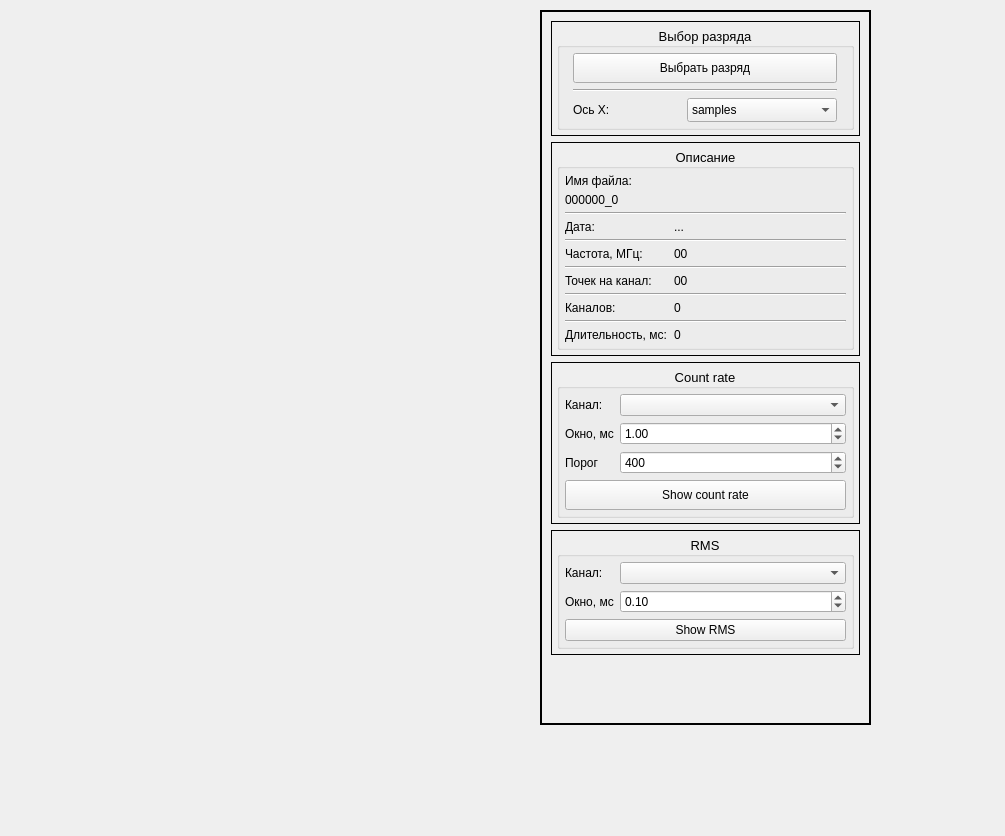
Old version of the form ui/PLOTTER/PlotterUIDesign.ui in the repository AVSidorov/FT2SXR.
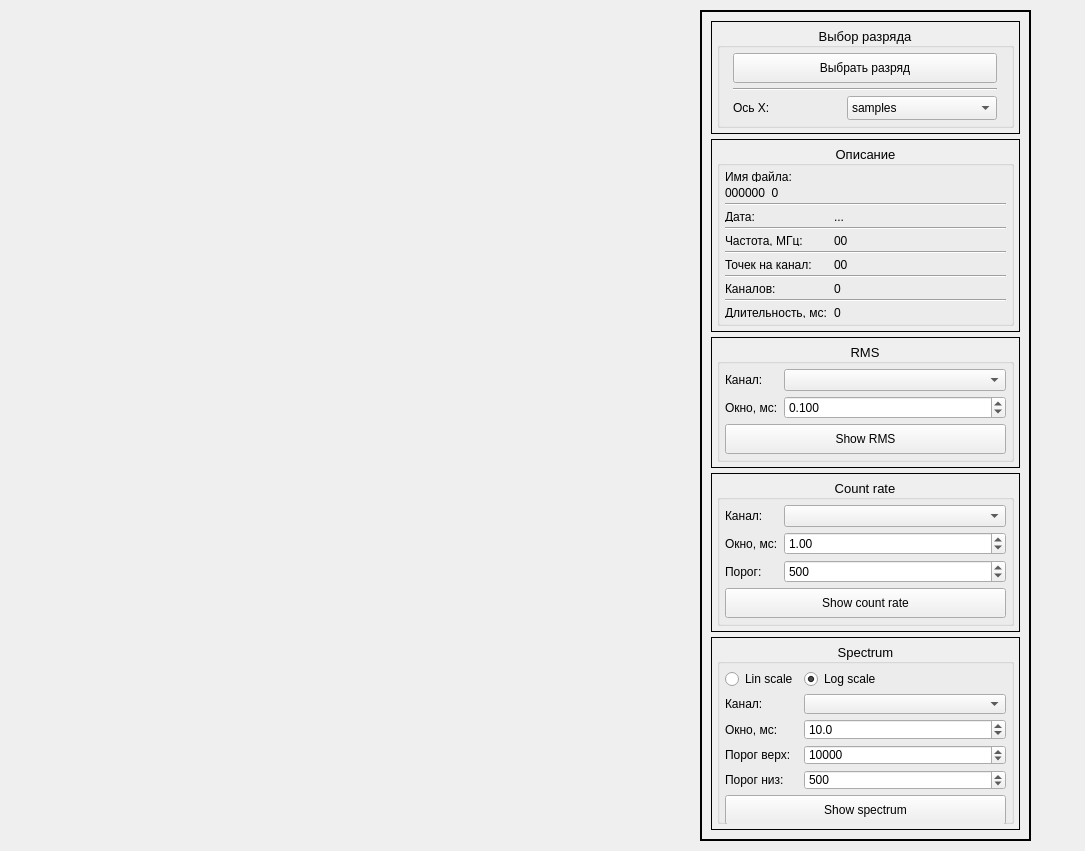
New version of the form. Icons and pictures are not drawn.

Commit message: Plotter now can plot spectrum

```diff
--- a/ui/PLOTTER/PlotterUIDesign.ui
+++ b/ui/PLOTTER/PlotterUIDesign.ui
@@ -6,8 +6,8 @@
    <rect>
     <x>0</x>
     <y>0</y>
-    <width>1005</width>
-    <height>836</height>
+    <width>1085</width>
+    <height>851</height>
    </rect>
   </property>
   <property name="sizePolicy">
@@ -28,10 +28,10 @@
   <widget class="QFrame" name="shot_groupBox">
    <property name="geometry">
     <rect>
-     <x>540</x>
+     <x>700</x>
      <y>10</y>
      <width>331</width>
-     <height>715</height>
+     <height>831</height>
     </rect>
    </property>
    <property name="sizePolicy">
@@ -50,6 +50,9 @@
     <number>2</number>
    </property>
    <layout class="QVBoxLayout" name="verticalLayout">
+    <property name="spacing">
+     <number>5</number>
+    </property>
     <item>
      <widget class="QFrame" name="frame_5">
       <property name="frameShape">
@@ -100,6 +103,9 @@
           <property name="bottomMargin">
            <number>5</number>
           </property>
+          <property name="verticalSpacing">
+           <number>5</number>
+          </property>
           <item row="0" column="0" colspan="2">
            <widget class="QPushButton" name="select_shot_pushButton">
             <property name="sizePolicy">
@@ -469,6 +475,154 @@
       </layout>
      </widget>
     </item>
+    <item>
+     <widget class="QFrame" name="frame_2">
+      <property name="frameShape">
+       <enum>QFrame::Box</enum>
+      </property>
+      <property name="frameShadow">
+       <enum>QFrame::Plain</enum>
+      </property>
+      <layout class="QVBoxLayout" name="verticalLayout_5">
+       <property name="leftMargin">
+        <number>5</number>
+       </property>
+       <property name="topMargin">
+        <number>5</number>
+       </property>
+       <property name="rightMargin">
+        <number>5</number>
+       </property>
+       <property name="bottomMargin">
+        <number>5</number>
+       </property>
+       <item>
+        <widget class="QGroupBox" name="groupBox_4">
+         <property name="font">
+          <font>
+           <pointsize>10</pointsize>
+          </font>
+         </property>
+         <property name="title">
+          <string>RMS</string>
+         </property>
+         <property name="alignment">
+          <set>Qt::AlignCenter</set>
+         </property>
+         <property name="flat">
+          <bool>true</bool>
+         </property>
+         <layout class="QGridLayout" name="gridLayout_4">
+          <property name="leftMargin">
+           <number>5</number>
+          </property>
+          <property name="topMargin">
+           <number>5</number>
+          </property>
+          <property name="rightMargin">
+           <number>5</number>
+          </property>
+          <property name="bottomMargin">
+           <number>5</number>
+          </property>
+          <property name="verticalSpacing">
+           <number>5</number>
+          </property>
+          <item row="0" column="0">
+           <widget class="QLabel" name="rms_label">
+            <property name="sizePolicy">
+             <sizepolicy hsizetype="Fixed" vsizetype="Preferred">
+              <horstretch>0</horstretch>
+              <verstretch>0</verstretch>
+             </sizepolicy>
+            </property>
+            <property name="font">
+             <font>
+              <pointsize>9</pointsize>
+             </font>
+            </property>
+            <property name="text">
+             <string>Канал:</string>
+            </property>
+           </widget>
+          </item>
+          <item row="0" column="1">
+           <widget class="QComboBox" name="rms_comboBox">
+            <property name="font">
+             <font>
+              <pointsize>9</pointsize>
+             </font>
+            </property>
+           </widget>
+          </item>
+          <item row="1" column="0">
+           <widget class="QLabel" name="rms_window_label">
+            <property name="font">
+             <font>
+              <pointsize>9</pointsize>
+             </font>
+            </property>
+            <property name="text">
+             <string>Окно, мс:</string>
+            </property>
+           </widget>
+          </item>
+          <item row="1" column="1">
+           <widget class="QDoubleSpinBox" name="rms_window_doubleSpinBox">
+            <property name="font">
+             <font>
+              <pointsize>9</pointsize>
+             </font>
+            </property>
+            <property name="decimals">
+             <number>3</number>
+            </property>
+            <property name="minimum">
+             <double>0.010000000000000</double>
+            </property>
+            <property name="singleStep">
+             <double>0.100000000000000</double>
+            </property>
+            <property name="value">
+             <double>0.100000000000000</double>
+            </property>
+           </widget>
+          </item>
+          <item row="2" column="0" colspan="2">
+           <widget class="QPushButton" name="rms_pushButton">
+            <property name="minimumSize">
+             <size>
+              <width>0</width>
+              <height>30</height>
+             </size>
+            </property>
+            <property name="font">
+             <font>
+              <pointsize>9</pointsize>
+             </font>
+            </property>
+            <property name="text">
+             <string>Show RMS</string>
+            </property>
+            <property name="icon">
+             <iconset>
+              <normalon>../../style/icons/icons8-graph-48.png</normalon>
+             </iconset>
+            </property>
+            <property name="iconSize">
+             <size>
+              <width>25</width>
+              <height>25</height>
+             </size>
+            </property>
+           </widget>
+          </item>
+         </layout>
+        </widget>
+       </item>
+      </layout>
+     </widget>
+    </item>
     <item>
      <widget class="QFrame" name="frame_3">
       <property name="frameShape">
@@ -519,6 +673,9 @@
           <property name="bottomMargin">
            <number>5</number>
           </property>
+          <property name="verticalSpacing">
+           <number>5</number>
+          </property>
           <item row="0" column="0">
            <widget class="QLabel" name="count_rate_label">
             <property name="sizePolicy">
@@ -554,7 +711,7 @@
              </font>
             </property>
             <property name="text">
-             <string>Окно, мс</string>
+             <string>Окно, мс:</string>
             </property>
            </widget>
           </item>
@@ -584,7 +741,7 @@
              </font>
             </property>
             <property name="text">
-             <string>Порог</string>
+             <string>Порог:</string>
             </property>
            </widget>
           </item>
@@ -602,7 +759,7 @@
              <number>100000</number>
             </property>
             <property name="value">
-             <number>400</number>
+             <number>500</number>
             </property>
             <property name="displayIntegerBase">
              <number>10</number>
@@ -645,14 +802,14 @@
      </widget>
     </item>
     <item>
-     <widget class="QFrame" name="frame_2">
+     <widget class="QFrame" name="frame">
       <property name="frameShape">
        <enum>QFrame::Box</enum>
       </property>
       <property name="frameShadow">
        <enum>QFrame::Plain</enum>
       </property>
-      <layout class="QVBoxLayout" name="verticalLayout_5">
+      <layout class="QVBoxLayout" name="verticalLayout_6">
        <property name="leftMargin">
         <number>5</number>
        </property>
@@ -666,14 +823,14 @@
         <number>5</number>
        </property>
        <item>
-        <widget class="QGroupBox" name="groupBox_4">
+        <widget class="QGroupBox" name="groupBox_5">
          <property name="font">
           <font>
            <pointsize>10</pointsize>
           </font>
          </property>
          <property name="title">
-          <string>RMS</string>
+          <string>Spectrum</string>
          </property>
          <property name="alignment">
           <set>Qt::AlignCenter</set>
@@ -681,7 +838,7 @@
          <property name="flat">
           <bool>true</bool>
          </property>
-         <layout class="QGridLayout" name="gridLayout_4">
+         <layout class="QGridLayout" name="gridLayout_5">
           <property name="leftMargin">
            <number>5</number>
           </property>
@@ -694,10 +851,13 @@
           <property name="bottomMargin">
            <number>5</number>
           </property>
-          <item row="0" column="0">
-           <widget class="QLabel" name="rms_label">
+          <property name="verticalSpacing">
+           <number>5</number>
+          </property>
+          <item row="1" column="0">
+           <widget class="QLabel" name="label_3">
             <property name="sizePolicy">
-             <sizepolicy hsizetype="Fixed" vsizetype="Preferred">
+             <sizepolicy hsizetype="Maximum" vsizetype="Preferred">
               <horstretch>0</horstretch>
               <verstretch>0</verstretch>
              </sizepolicy>
@@ -712,51 +872,90 @@
             </property>
            </widget>
           </item>
-          <item row="0" column="1">
-           <widget class="QComboBox" name="rms_comboBox">
-            <property name="font">
-             <font>
-              <pointsize>9</pointsize>
-             </font>
-            </property>
-           </widget>
-          </item>
-          <item row="1" column="0">
-           <widget class="QLabel" name="rms_window_label">
-            <property name="font">
-             <font>
-              <pointsize>9</pointsize>
-             </font>
-            </property>
-            <property name="text">
-             <string>Окно, мс</string>
-            </property>
-           </widget>
-          </item>
           <item row="1" column="1">
-           <widget class="QDoubleSpinBox" name="rms_window_doubleSpinBox">
+           <widget class="QComboBox" name="spectrum_comboBox">
             <property name="font">
              <font>
               <pointsize>9</pointsize>
              </font>
+            </property>
+           </widget>
+          </item>
+          <item row="2" column="0">
+           <widget class="QLabel" name="label_4">
+            <property name="font">
+             <font>
+              <pointsize>9</pointsize>
+             </font>
+            </property>
+            <property name="text">
+             <string>Окно, мс:</string>
+            </property>
+           </widget>
+          </item>
+          <item row="2" column="1">
+           <widget class="QDoubleSpinBox" name="spectrum_wondow_doubleSpinBox">
+            <property name="font">
+             <font>
+              <pointsize>9</pointsize>
+             </font>
+            </property>
+            <property name="decimals">
+             <number>1</number>
             </property>
             <property name="minimum">
-             <double>0.010000000000000</double>
-            </property>
-            <property name="singleStep">
              <double>0.100000000000000</double>
             </property>
             <property name="value">
-             <double>0.100000000000000</double>
+             <double>10.000000000000000</double>
             </property>
            </widget>
           </item>
-          <item row="2" column="0" colspan="2">
-           <widget class="QPushButton" name="rms_pushButton">
+          <item row="3" column="0">
+           <widget class="QLabel" name="label_5">
+            <property name="font">
+             <font>
+              <pointsize>9</pointsize>
+             </font>
+            </property>
+            <property name="text">
+             <string>Порог верх:</string>
+            </property>
+           </widget>
+          </item>
+          <item row="3" column="1">
+           <widget class="QSpinBox" name="high_threshold_spinBox">
+            <property name="font">
+             <font>
+              <pointsize>9</pointsize>
+             </font>
+            </property>
+            <property name="maximum">
+             <number>100000</number>
+            </property>
+            <property name="value">
+             <number>10000</number>
+            </property>
+           </widget>
+          </item>
+          <item row="4" column="0">
+           <widget class="QLabel" name="label_6">
+            <property name="font">
+             <font>
+              <pointsize>9</pointsize>
+             </font>
+            </property>
+            <property name="text">
+             <string>Порог низ:</string>
+            </property>
+           </widget>
+          </item>
+          <item row="5" column="0" colspan="2">
+           <widget class="QPushButton" name="spectrum_pushButton">
             <property name="minimumSize">
              <size>
               <width>30</width>
-              <height>0</height>
+              <height>30</height>
              </size>
             </property>
             <property name="font">
@@ -765,7 +964,7 @@
              </font>
             </property>
             <property name="text">
-             <string>Show RMS</string>
+             <string>Show spectrum</string>
             </property>
             <property name="icon">
              <iconset>
@@ -780,6 +979,48 @@
             </property>
            </widget>
           </item>
+          <item row="4" column="1">
+           <widget class="QSpinBox" name="low_threshold_spinBox">
+            <property name="font">
+             <font>
+              <pointsize>9</pointsize>
+             </font>
+            </property>
+            <property name="maximum">
+             <number>10000</number>
+            </property>
+            <property name="value">
+             <number>500</number>
+            </property>
+           </widget>
+          </item>
+          <item row="0" column="0">
+           <widget class="QRadioButton" name="lin_radioButton">
+            <property name="font">
+             <font>
+              <pointsize>9</pointsize>
+             </font>
+            </property>
+            <property name="text">
+             <string>Lin scale</string>
+            </property>
+           </widget>
+          </item>
+          <item row="0" column="1">
+           <widget class="QRadioButton" name="log_radioButton">
+            <property name="font">
+             <font>
+              <pointsize>9</pointsize>
+             </font>
+            </property>
+            <property name="text">
+             <string>Log scale</string>
+            </property>
+            <property name="checked">
+             <bool>true</bool>
+            </property>
+           </widget>
+          </item>
          </layout>
         </widget>
        </item>
```
The commit also changes 2 other files.
